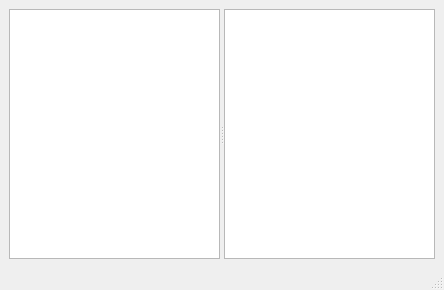
Qt form MainWindow.ui (dsakurai/snotes) before a commit.
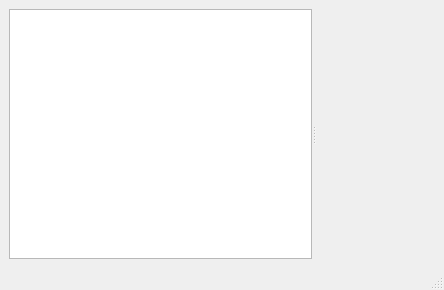
The same form after that commit. Custom widgets are drawn as their Qt base class.

Commit message:
Use one editor instance for one markdown file
We now don't reuse the same editor for editing a new note. This simplifies the code, making it easier to understand file operations and to maintain safer file operation.

What changed in the file:
```diff
--- a/MainWindow.ui
+++ b/MainWindow.ui
@@ -20,14 +20,21 @@
      <verstretch>0</verstretch>
     </sizepolicy>
    </property>
-   <layout class="QGridLayout" name="gridLayout">
-    <item row="0" column="0">
+   <layout class="QHBoxLayout" name="horizontalLayout">
+    <item>
      <widget class="QSplitter" name="splitter">
       <property name="orientation">
        <enum>Qt::Horizontal</enum>
       </property>
       <widget class="NotesListView" name="notesListView"/>
-      <widget class="SNotesMarkdownEditor" name="markdownEditor"/>
+      <widget class="NoteViewsArea" name="noteViewsArea" native="true">
+       <property name="sizePolicy">
+        <sizepolicy hsizetype="Expanding" vsizetype="Expanding">
+         <horstretch>0</horstretch>
+         <verstretch>0</verstretch>
+        </sizepolicy>
+       </property>
+      </widget>
      </widget>
     </item>
    </layout>
@@ -45,16 +52,17 @@
   <widget class="QStatusBar" name="statusbar"/>
  </widget>
  <customwidgets>
-  <customwidget>
-   <class>SNotesMarkdownEditor</class>
-   <extends>QPlainTextEdit</extends>
-   <header>SNotesMarkdownEditor.h</header>
-  </customwidget>
   <customwidget>
    <class>NotesListView</class>
    <extends>QTreeView</extends>
    <header>NotesListView.h</header>
   </customwidget>
+  <customwidget>
+   <class>NoteViewsArea</class>
+   <extends>QWidget</extends>
+   <header>NoteViewsArea.h</header>
+   <container>1</container>
+  </customwidget>
  </customwidgets>
  <resources/>
  <connections/>
```
The commit also changes 3 other files.
